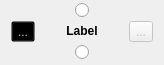
The window that ui/OutputBlock.ui (povle/pyblueprint) describes before a commit, drawn with Qt 5.
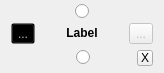
The same window after the commit. Icons and pictures are not drawn. Custom widgets are drawn as their Qt base class.

Commit message: add remove button

Diff of the .ui file:
```diff
--- a/ui/OutputBlock.ui
+++ b/ui/OutputBlock.ui
@@ -7,7 +7,7 @@
     <x>0</x>
     <y>0</y>
     <width>164</width>
-    <height>65</height>
+    <height>73</height>
    </rect>
   </property>
   <property name="sizePolicy">
@@ -175,6 +175,35 @@
      <property name="spacing">
       <number>0</number>
      </property>
+     <item>
+      <spacer name="horizontalSpacer_3">
+       <property name="orientation">
+        <enum>Qt::Horizontal</enum>
+       </property>
+       <property name="sizeType">
+        <enum>QSizePolicy::Fixed</enum>
+       </property>
+       <property name="sizeHint" stdset="0">
+        <size>
+         <width>18</width>
+         <height>20</height>
+        </size>
+       </property>
+      </spacer>
+     </item>
+     <item>
+      <spacer name="horizontalSpacer_5">
+       <property name="orientation">
+        <enum>Qt::Horizontal</enum>
+       </property>
+       <property name="sizeHint" stdset="0">
+        <size>
+         <width>40</width>
+         <height>20</height>
+        </size>
+       </property>
+      </spacer>
+     </item>
      <item>
       <widget class="NodeWidget" name="outputRadioButton">
        <property name="sizePolicy">
@@ -194,6 +223,44 @@
        </property>
       </widget>
      </item>
+     <item>
+      <spacer name="horizontalSpacer_4">
+       <property name="orientation">
+        <enum>Qt::Horizontal</enum>
+       </property>
+       <property name="sizeHint" stdset="0">
+        <size>
+         <width>40</width>
+         <height>20</height>
+        </size>
+       </property>
+      </spacer>
+     </item>
+     <item>
+      <widget class="QToolButton" name="removeButton">
+       <property name="sizePolicy">
+        <sizepolicy hsizetype="Fixed" vsizetype="Fixed">
+         <horstretch>0</horstretch>
+         <verstretch>0</verstretch>
+        </sizepolicy>
+       </property>
+       <property name="minimumSize">
+        <size>
+         <width>16</width>
+         <height>16</height>
+        </size>
+       </property>
+       <property name="maximumSize">
+        <size>
+         <width>16</width>
+         <height>16</height>
+        </size>
+       </property>
+       <property name="text">
+        <string>X</string>
+       </property>
+      </widget>
+     </item>
     </layout>
    </item>
   </layout>
```
The commit also changes 4 other files.
